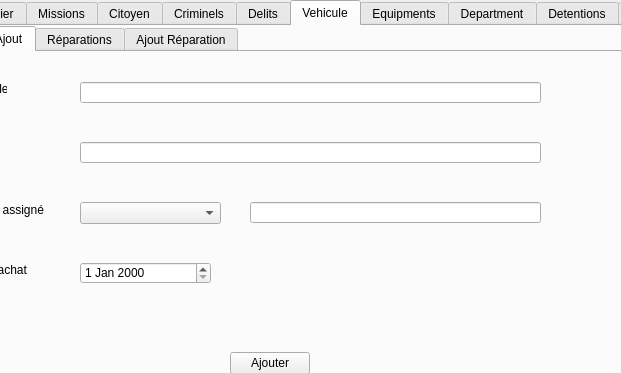
The window that mainwindow.ui (Crystal-Blu/police-station-2A25) describes before a commit, drawn with Qt 5; both pictures show x 94 to 715 and y 0 to 373 of the 1089 by 647 pixel window.
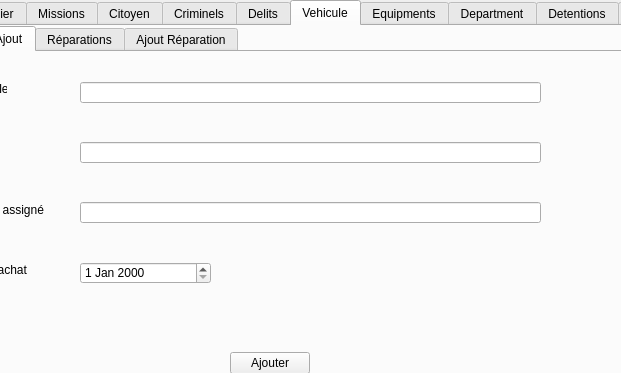
The same window after the commit. The open tabs and pages were chosen to show the change.

```diff
--- a/mainwindow.ui
+++ b/mainwindow.ui
@@ -708,9 +708,9 @@
        <widget class="QLineEdit" name="idpedit">
         <property name="geometry">
          <rect>
-          <x>340</x>
+          <x>170</x>
           <y>150</y>
-          <width>291</width>
+          <width>461</width>
           <height>21</height>
          </rect>
         </property>
@@ -790,16 +790,6 @@
          </rect>
         </property>
        </widget>
-       <widget class="QComboBox" name="comboBox_3">
-        <property name="geometry">
-         <rect>
-          <x>170</x>
-          <y>150</y>
-          <width>141</width>
-          <height>22</height>
-         </rect>
-        </property>
-       </widget>
       </widget>
       <widget class="QWidget" name="tab_18">
        <attribute name="title">
```
Left out of the diff: 34 changed lines with no effect on the pictures.
